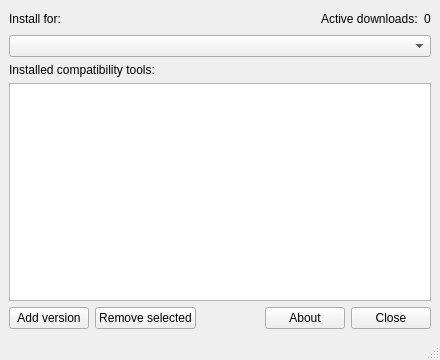
Qt form share/pupgui2/ui/pupgui2_mainwindow.ui (DavidoTek/ProtonUp-Qt) before a commit.
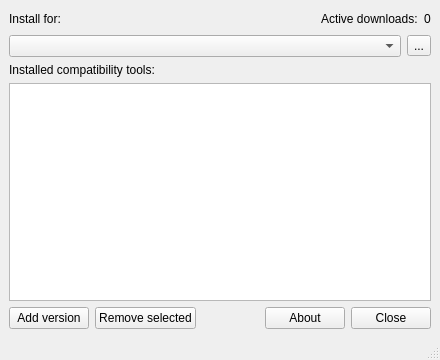
The same form after that commit. Icons and pictures are not drawn.

Commit message: Prep for custom install directory gui

The edit to the form file:
```diff
--- a/share/pupgui2/ui/pupgui2_mainwindow.ui
+++ b/share/pupgui2/ui/pupgui2_mainwindow.ui
@@ -79,7 +79,18 @@
      </layout>
     </item>
     <item>
-     <widget class="QComboBox" name="comboInstallLocation"/>
+     <layout class="QHBoxLayout" name="horizontalLayout_5">
+      <item>
+       <widget class="QComboBox" name="comboInstallLocation"/>
+      </item>
+      <item>
+       <widget class="QToolButton" name="btnManageInstallLocations">
+        <property name="text">
+         <string>...</string>
+        </property>
+       </widget>
+      </item>
+     </layout>
     </item>
     <item>
      <widget class="QLabel" name="lblInstalledVersions">
```
The commit also changes 2 other files.
